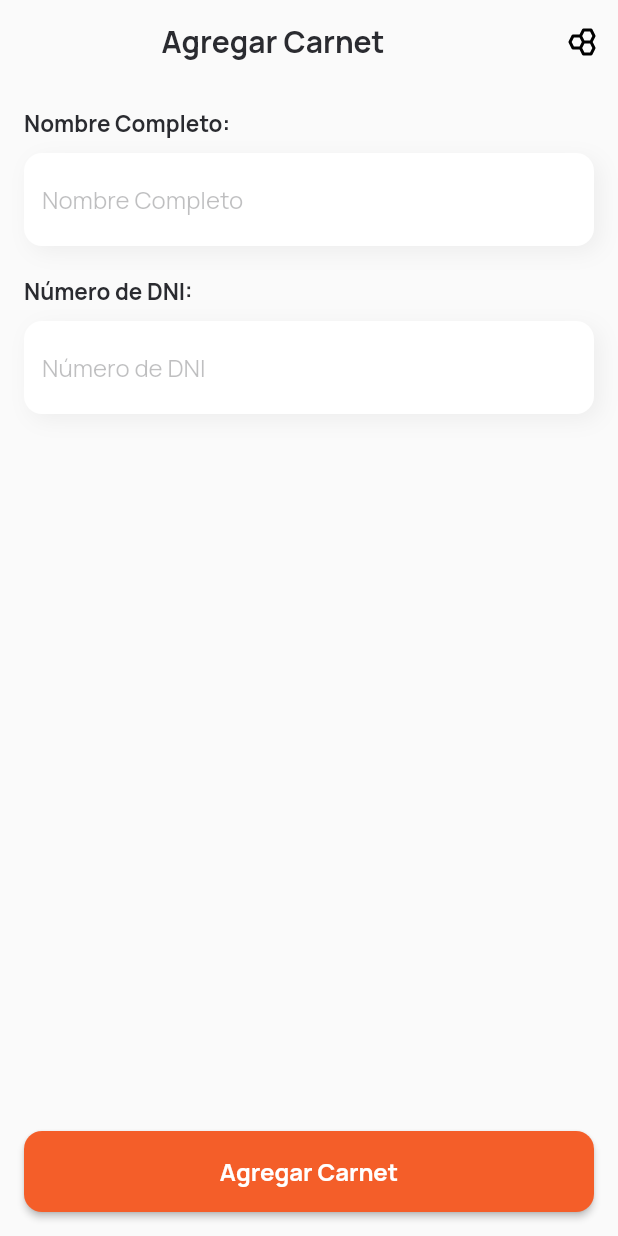
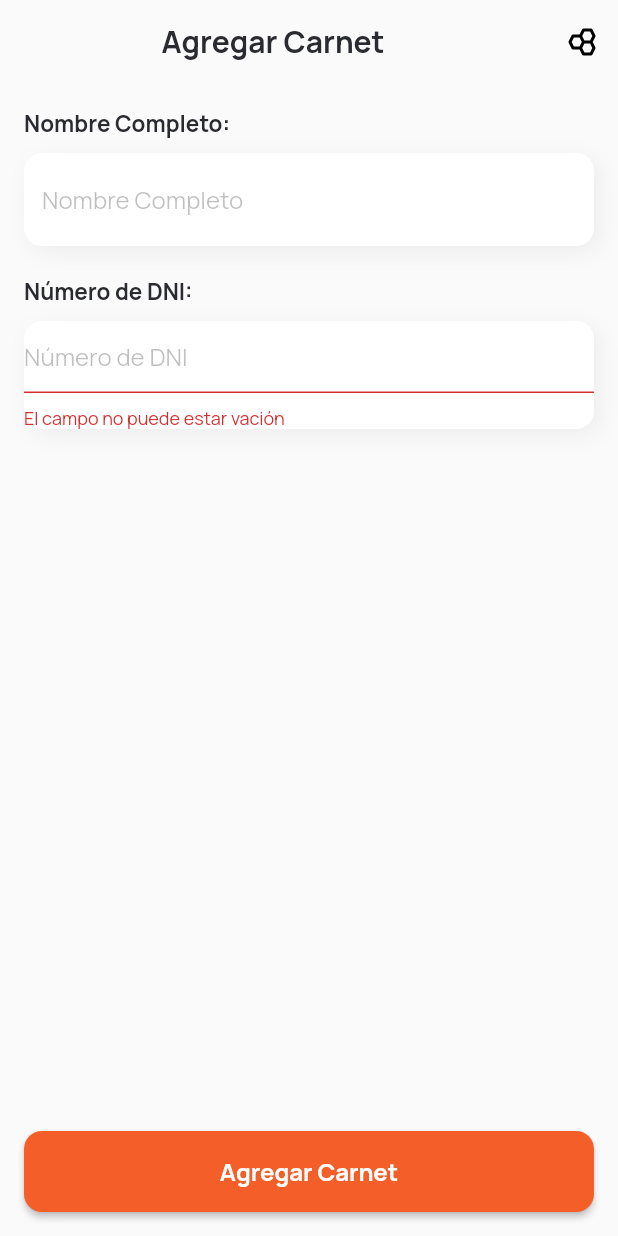
Before and after one commit to dafm10/flutter_codigo4_sqflite_qr, a Flutter app: the screen it shows after launch, after a tap on "Agregar Carnet", on a phone screen of 412 x 824 dp. Run offline on Flutter 3.47's test engine with Material 2 defaults, Android fonts, the phone set to English and light mode, and no system bars; our stand-ins replace flutter_svg, google_fonts.

```diff
--- a/lib/pages/register_page.dart
+++ b/lib/pages/register_page.dart
@@ -11,7 +11,6 @@ class RegisterPage extends StatefulWidget {
 }
 
 class _RegisterPageState extends State<RegisterPage> {
-
   // para identificar de forma global el formulario usado dentro del padding
   final _keyForm = GlobalKey<FormState>();
 
@@ -48,6 +47,7 @@ class _RegisterPageState extends State<RegisterPage> {
             child: Padding(
               padding: const EdgeInsets.all(16.0),
               child: Form(
+                // añadirmos el key para identificar el formulario
                 key: _keyForm,
                 child: Column(
                   crossAxisAlignment: CrossAxisAlignment.start,
@@ -71,11 +71,12 @@ class _RegisterPageState extends State<RegisterPage> {
                           BoxShadow(
                             color: Colors.black12.withOpacity(0.05),
                             blurRadius: 12.0,
-                            offset: Offset(4,4),
+                            offset: Offset(4, 4),
                           ),
                         ],
                       ),
-                      child: TextField(
+                      // cambiamos los TextField por TextFormField
+                      child: TextFormField(
                         decoration: InputDecoration(
                           hintText: "Nombre Completo",
                           hintStyle: TextStyle(
@@ -88,7 +89,10 @@ class _RegisterPageState extends State<RegisterPage> {
                           focusedBorder: OutlineInputBorder(
                             borderRadius: BorderRadius.circular(12.0),
                             borderSide: BorderSide.none,
-                            )),
+                          ),
+                        ),
+                        // atributo del TextFormField
+                        validator: (String? value) {},
                       ),
                     ),
                     SizedBox(
@@ -113,11 +117,11 @@ class _RegisterPageState extends State<RegisterPage> {
                           BoxShadow(
                             color: Colors.black12.withOpacity(0.05),
                             blurRadius: 12.0,
-                            offset: Offset(4,4),
+                            offset: Offset(4, 4),
                           ),
                         ],
                       ),
-                      child: TextField(
+                      child: TextFormField(
                         // para habilitar solo teclado de numeros
                         keyboardType: TextInputType.number,
                         maxLength: 8, // el maximo de caracteres
@@ -131,7 +135,8 @@ class _RegisterPageState extends State<RegisterPage> {
                           hintStyle: TextStyle(
                             color: COLOR_FONT_PRIMARY.withOpacity(0.3),
                           ),
-                            counterText: "", // para quitar el contador de caracteres
+                          counterText:
+                              "", // para quitar el contador de caracteres
                           enabledBorder: OutlineInputBorder(
                             borderRadius: BorderRadius.circular(12.0),
                             borderSide: BorderSide.none,
@@ -139,7 +144,15 @@ class _RegisterPageState extends State<RegisterPage> {
                           focusedBorder: OutlineInputBorder(
                             borderRadius: BorderRadius.circular(12.0),
                             borderSide: BorderSide.none,
-                            )),
+                          ),
+                        ),
+                        // atributo del TextFormField
+                        validator: (String? value){
+                          if(value!.isEmpty){
+                            return "El campo no puede estar vación";
+                          }
+                          return null;
+                        },
                       ),
                     ),
                   ],
@@ -160,7 +173,11 @@ class _RegisterPageState extends State<RegisterPage> {
                     borderRadius: BorderRadius.circular(12.0),
                   ),
                 ),
-                onPressed: () {},
+                onPressed: () {
+                  if(_keyForm.currentState!.validate()){
+
+                  }
+                },
                 child: Text(
                   "Agregar Carnet",
                   style: TextStyle(
```
Lines whose indentation alone changed are shown as unchanged.
